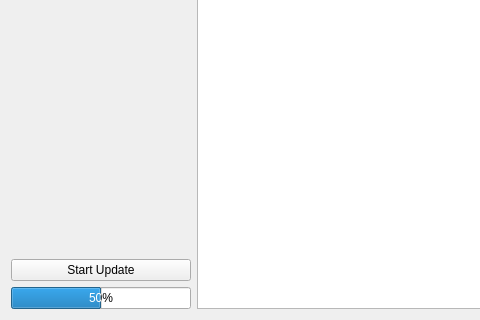
WooodHead/xtuple, file updater/trunk/loader/loaderwindow.ui: the form before one commit; both pictures show x 0 to 480 and y 160 to 480 of the 590 by 480 pixel window.
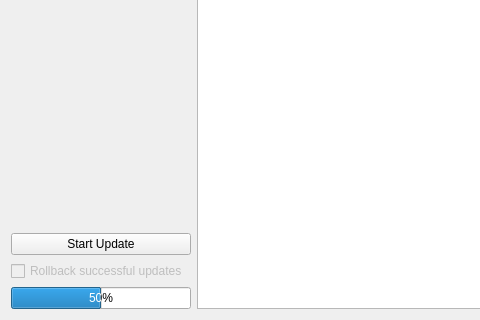
The form after the commit. Icons and pictures are not drawn.

Commit message: add -debug command line option so users can request rollback of successful updates

What changed in the file:
```diff
--- a/updater/trunk/loader/loaderwindow.ui
+++ b/updater/trunk/loader/loaderwindow.ui
@@ -85,8 +85,18 @@
          </widget>
         </item>
         <item>
-         <widget class="QProgressBar" name="_progress" >
-          <property name="maximumSize" >
+         <widget class="QCheckBox" name="_alwaysrollback">
+          <property name="enabled">
+           <bool>false</bool>
+          </property>
+          <property name="text">
+           <string>Rollback successful updates</string>
+          </property>
+         </widget>
+        </item>
+        <item>
+         <widget class="QProgressBar" name="_progress">
+          <property name="maximumSize">
            <size>
             <width>200</width>
             <height>32767</height>
@@ -213,7 +223,7 @@
    </property>
   </action>
  </widget>
- <layoutdefault spacing="6" margin="11" />
+ <layoutdefault spacing="6" margin="11"/>
  <resources/>
  <connections>
   <connection>
```
Left out of the diff: 167 changed lines with no effect on the pictures. The commit also changes 3 other files.
